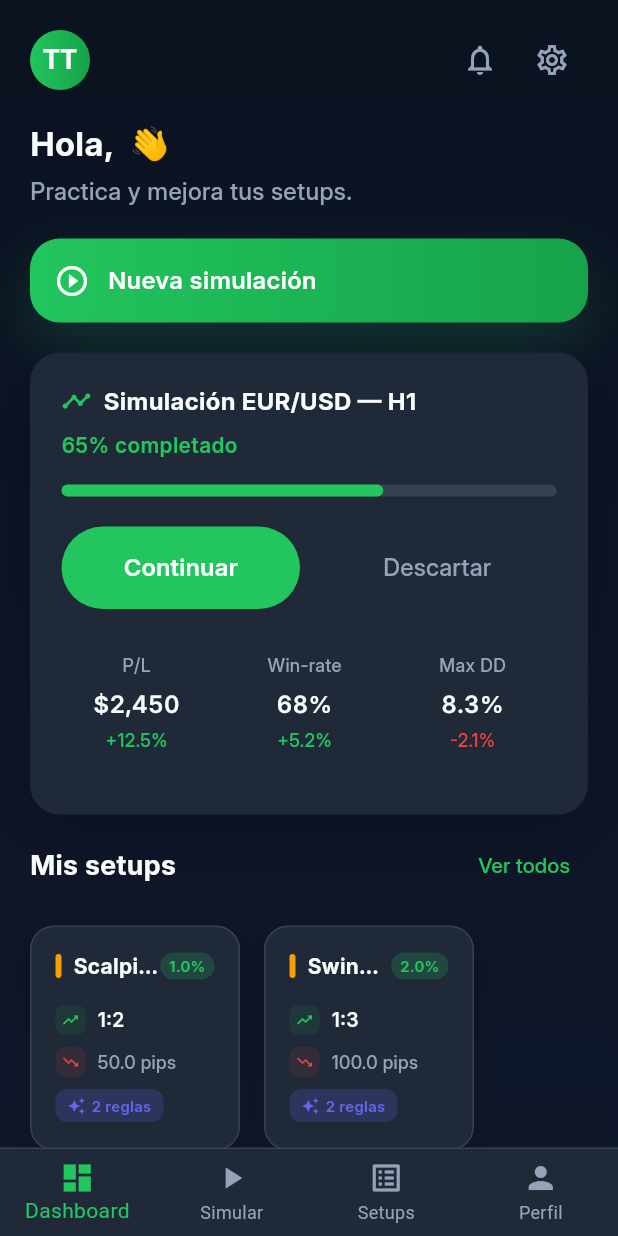
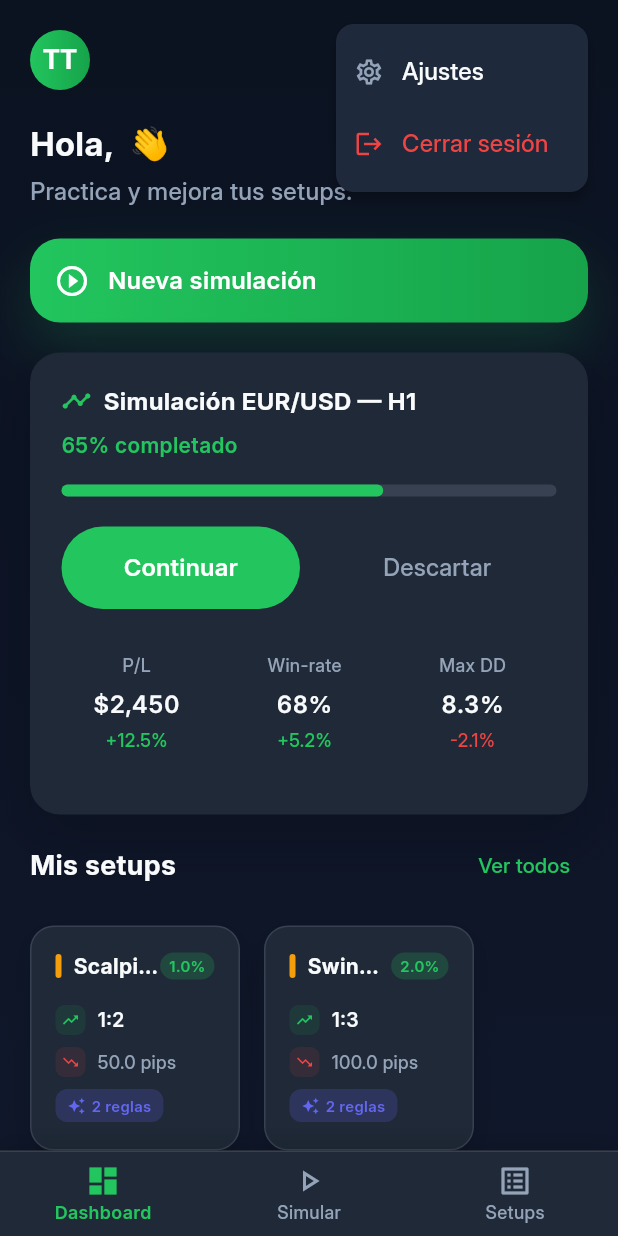
Before and after one commit to BautistaMendibe/timetrader, a Flutter app: the AuthWrapper screen opened directly, after a tap on the "settings" icon, on a phone screen of 412 x 824 dp. Run offline on Flutter 3.47's test engine with Material 3 defaults, Android fonts, the phone set to English and light mode, and no system bars; our stand-ins replace cloud_firestore, csv, firebase_auth, firebase_core, google_sign_in, tuple and 1 more; accounts and stored records are empty.

Commit message:
feat: implement MainNavigation for improved user experience by consolidating navigation logic and enhancing UI with a bottom navigation bar; refactor routing to replace DashboardScreen with MainNavigation and update related navigation methods

```diff
--- a/lib/src/app.dart
+++ b/lib/src/app.dart
@@ -3,9 +3,10 @@ import 'package:firebase_auth/firebase_auth.dart';
 import 'package:provider/provider.dart';
 import 'routes.dart';
 import 'screens/login_screen.dart';
-import 'screens/dashboard_screen.dart';
+import 'screens/main_navigation.dart';
 import 'services/setup_provider.dart';
 import 'services/simulation_provider.dart';
+import 'services/navigation_provider.dart';
 
 class App extends StatelessWidget {
   const App({super.key});
@@ -16,12 +17,13 @@ class App extends StatelessWidget {
       providers: [
         ChangeNotifierProvider(create: (_) => SetupProvider()),
         ChangeNotifierProvider(create: (_) => SimulationProvider()),
+        ChangeNotifierProvider(create: (_) => NavigationProvider()),
       ],
       child: MaterialApp(
         title: 'TimeTrader',
         debugShowCheckedModeBanner: false,
         theme: ThemeData.dark().copyWith(
-          primaryColor: const Color(0xFF21CE99),
+          primaryColor: const Color(0xFF22C55E),
           scaffoldBackgroundColor: const Color(0xFF1E1E1E),
           cardColor: const Color(0xFF2C2C2C),
           appBarTheme: const AppBarTheme(
@@ -34,8 +36,8 @@ class App extends StatelessWidget {
             ),
           ),
           colorScheme: const ColorScheme.dark(
-            primary: Color(0xFF21CE99),
-            secondary: Color(0xFF21CE99),
+            primary: Color(0xFF22C55E),
+            secondary: Color(0xFF22C55E),
             surface: Color(0xFF2C2C2C),
           ),
         ),
@@ -63,16 +65,16 @@ class AuthWrapper extends StatelessWidget {
         if (snapshot.connectionState == ConnectionState.waiting) {
           return const Scaffold(
             body: Center(
-              child: CircularProgressIndicator(color: Color(0xFF21CE99)),
+              child: CircularProgressIndicator(color: Color(0xFF22C55E)),
             ),
           );
         }
 
         if (snapshot.hasData && snapshot.data != null) {
           debugPrint(
-            'AuthWrapper - User is signed in, navigating to dashboard',
+            'AuthWrapper - User is signed in, navigating to main navigation',
           );
-          return const SetupListenerWrapper(child: DashboardScreen());
+          return const SetupListenerWrapper(child: MainNavigation());
         }
 
         debugPrint('AuthWrapper - User is not signed in, showing login screen');
--- a/lib/src/routes.dart
+++ b/lib/src/routes.dart
@@ -1,40 +1,31 @@
 import 'package:flutter/material.dart';
 import 'screens/login_screen.dart';
-import 'screens/dashboard_screen.dart';
-import 'screens/setups_list_screen.dart';
+import 'screens/main_navigation.dart';
 import 'screens/setup_detail_screen.dart';
 import 'screens/setup_form_screen.dart';
-import 'screens/simulation_setup_screen.dart';
 import 'screens/simulation_screen.dart';
-import 'screens/simulation_summary_screen.dart';
 import 'screens/test_chart_screen.dart';
 import 'models/setup.dart';
 
 class AppRoutes {
   static const String login = '/login';
-  static const String dashboard = '/dashboard';
-  static const String setupsList = '/setups-list';
+  static const String main = '/main';
   static const String setupDetail = '/setup-detail';
   static const String setupForm = '/setup-form';
-  static const String simulationSetup = '/simulation-setup';
   static const String simulation = '/simulation';
-  static const String simulationSummary = '/simulation-summary';
   static const String testChart = '/test-chart';
 
   static Map<String, WidgetBuilder> getRoutes() {
     return {
       login: (context) => const LoginScreen(),
-      dashboard: (context) => const DashboardScreen(),
-      setupsList: (context) => const SetupsListScreen(),
+      main: (context) => const MainNavigation(),
       setupDetail: (context) => const SetupDetailScreen(),
       setupForm: (context) {
         final args = ModalRoute.of(context)?.settings.arguments;
         final setupToEdit = args is Setup ? args : null;
         return SetupFormScreen(setupToEdit: setupToEdit);
       },
-      simulationSetup: (context) => const SimulationSetupScreen(),
       simulation: (context) => const SimulationScreen(),
-      simulationSummary: (context) => const SimulationSummaryScreen(),
       testChart: (context) => const TestChartScreen(),
     };
   }
--- a/lib/src/screens/dashboard_screen.dart
+++ b/lib/src/screens/dashboard_screen.dart
@@ -4,6 +4,7 @@ import 'package:provider/provider.dart';
 import '../routes.dart';
 import '../services/simulation_provider.dart';
 import '../services/setup_provider.dart';
+import '../services/navigation_provider.dart';
 import '../models/simulation_result.dart';
 import '../models/setup.dart';
 
@@ -15,8 +16,6 @@ class DashboardScreen extends StatefulWidget {
 }
 
 class _DashboardScreenState extends State<DashboardScreen> {
-  int _currentIndex = 0;
-
   @override
   Widget build(BuildContext context) {
     final user = FirebaseAuth.instance.currentUser;
@@ -57,13 +56,15 @@ class _DashboardScreenState extends State<DashboardScreen> {
                 // Mis simulaciones
                 if (user != null) _buildMySimulations(),
 
-                const SizedBox(height: 120), // Espacio para bottom nav
+                const SizedBox(
+                  height: 20,
+                ), // Reduced space since bottom nav is handled by MainNavigation
               ],
             ),
           ),
         ),
       ),
-      bottomNavigationBar: _buildBottomNav(),
+      // Bottom navigation is now handled by MainNavigation
     );
   }
 
@@ -105,15 +106,69 @@ class _DashboardScreenState extends State<DashboardScreen> {
               size: 24,
             ),
           ),
-          IconButton(
-            onPressed: () {
-              // TODO: Implementar ajustes
-            },
+          PopupMenuButton<String>(
             icon: const Icon(
               Icons.settings_outlined,
               color: Color(0xFF94A3B8),
               size: 24,
             ),
+            color: const Color(0xFF1E293B),
+            shape: RoundedRectangleBorder(
+              borderRadius: BorderRadius.circular(12),
+            ),
+            itemBuilder: (context) => [
+              PopupMenuItem<String>(
+                value: 'settings',
+                child: Row(
+                  children: [
+                    const Icon(
+                      Icons.settings_outlined,
+                      color: Color(0xFF94A3B8),
+                      size: 20,
+                    ),
+                    const SizedBox(width: 12),
+                    const Text(
+                      'Ajustes',
+                      style: TextStyle(
+                        color: Color(0xFFF8FAFC),
+                        fontSize: 16,
+                        fontWeight: FontWeight.w500,
+                        fontFamily: 'Inter',
+                      ),
+                    ),
+                  ],
+                ),
+              ),
+              PopupMenuItem<String>(
+                value: 'logout',
+                child: Row(
+                  children: [
+                    const Icon(
+                      Icons.logout,
+                      color: Color(0xFFEF4444),
+                      size: 20,
+                    ),
+                    const SizedBox(width: 12),
+                    const Text(
+                      'Cerrar sesión',
+                      style: TextStyle(
+                        color: Color(0xFFEF4444),
+                        fontSize: 16,
+                        fontWeight: FontWeight.w500,
+                        fontFamily: 'Inter',
+                      ),
+                    ),
+                  ],
+                ),
+              ),
+            ],
+            onSelected: (value) async {
+              if (value == 'settings') {
+                // TODO: Implementar ajustes
+              } else if (value == 'logout') {
+                await _handleLogout();
+              }
+            },
           ),
         ],
       ),
@@ -400,8 +455,10 @@ class _DashboardScreenState extends State<DashboardScreen> {
                 ),
               ),
               TextButton(
-                onPressed: () =>
-                    Navigator.pushNamed(context, AppRoutes.simulationSummary),
+                onPressed: () {
+                  // Navigate to simulation tab in main navigation
+                  context.read<NavigationProvider>().goToSimulation();
+                },
                 child: const Text(
                   'Ver todas',
                   style: TextStyle(
@@ -593,8 +650,10 @@ class _DashboardScreenState extends State<DashboardScreen> {
                 ),
               ),
               TextButton(
-                onPressed: () =>
-                    Navigator.pushNamed(context, AppRoutes.setupsList),
+                onPressed: () {
+                  // Navigate to setups tab in main navigation
+                  context.read<NavigationProvider>().goToSetups();
+                },
                 child: const Text(
                   'Ver todos',
                   style: TextStyle(
@@ -655,7 +714,7 @@ class _DashboardScreenState extends State<DashboardScreen> {
           border: Border.all(color: const Color(0xFF374151), width: 1),
           boxShadow: [
             BoxShadow(
-              color: Colors.black.withOpacity(0.15),
+              color: Colors.black.withValues(alpha: 0.15),
               offset: const Offset(0, 6),
               blurRadius: 16,
             ),
@@ -699,7 +758,7 @@ class _DashboardScreenState extends State<DashboardScreen> {
                     vertical: 2,
                   ),
                   decoration: BoxDecoration(
-                    color: const Color(0xFF22C55E).withOpacity(0.2),
+                    color: const Color(0xFF22C55E).withValues(alpha: 0.2),
                     borderRadius: BorderRadius.circular(12),
                   ),
                   child: Text(
@@ -722,7 +781,7 @@ class _DashboardScreenState extends State<DashboardScreen> {
                 Container(
                   padding: const EdgeInsets.all(4),
                   decoration: BoxDecoration(
-                    color: const Color(0xFF22C55E).withOpacity(0.1),
+                    color: const Color(0xFF22C55E).withValues(alpha: 0.1),
                     borderRadius: BorderRadius.circular(6),
                   ),
                   child: Icon(
@@ -751,7 +810,7 @@ class _DashboardScreenState extends State<DashboardScreen> {
                 Container(
                   padding: const EdgeInsets.all(4),
                   decoration: BoxDecoration(
-                    color: const Color(0xFFEF4444).withOpacity(0.1),
+                    color: const Color(0xFFEF4444).withValues(alpha: 0.1),
                     borderRadius: BorderRadius.circular(6),
                   ),
                   child: Icon(
@@ -779,7 +838,7 @@ class _DashboardScreenState extends State<DashboardScreen> {
               Container(
                 padding: const EdgeInsets.symmetric(horizontal: 8, vertical: 4),
                 decoration: BoxDecoration(
-                  color: const Color(0xFF6366F1).withOpacity(0.2),
+                  color: const Color(0xFF6366F1).withValues(alpha: 0.2),
                   borderRadius: BorderRadius.circular(8),
                 ),
                 child: Row(
@@ -845,37 +904,7 @@ class _DashboardScreenState extends State<DashboardScreen> {
     );
   }
 
-  Widget _buildBottomNav() {
-    return Container(
-      decoration: BoxDecoration(
-        color: const Color(0xFF1F2937),
-        border: Border(
-          top: BorderSide(color: const Color(0xFF374151), width: 1),
-        ),
-      ),
-      child: BottomNavigationBar(
-        currentIndex: _currentIndex,
-        onTap: (index) => setState(() => _currentIndex = index),
-        type: BottomNavigationBarType.fixed,
-        backgroundColor: Colors.transparent,
-        selectedItemColor: const Color(0xFF22C55E),
-        unselectedItemColor: const Color(0xFF94A3B8),
-        elevation: 0,
-        items: const [
-          BottomNavigationBarItem(
-            icon: Icon(Icons.dashboard),
-            label: 'Dashboard',
-          ),
-          BottomNavigationBarItem(
-            icon: Icon(Icons.play_arrow),
-            label: 'Simular',
-          ),
-          BottomNavigationBarItem(icon: Icon(Icons.list_alt), label: 'Setups'),
-          BottomNavigationBarItem(icon: Icon(Icons.person), label: 'Perfil'),
-        ],
-      ),
-    );
-  }
+  // Bottom navigation is now handled by MainNavigation
 
   Future<bool> _showDeleteConfirmation() async {
     return await showDialog<bool>(
@@ -951,4 +980,22 @@ class _DashboardScreenState extends State<DashboardScreen> {
       ),
     );
   }
+
+  Future<void> _handleLogout() async {
+    try {
+      await FirebaseAuth.instance.signOut();
+      if (mounted) {
+        Navigator.pushReplacementNamed(context, AppRoutes.login);
+      }
+    } catch (e) {
+      if (mounted) {
+        ScaffoldMessenger.of(context).showSnackBar(
+          const SnackBar(
+            content: Text('Error al cerrar sesión'),
+            backgroundColor: Color(0xFFEF4444),
+          ),
+        );
+      }
+    }
+  }
 }
--- a/lib/src/screens/login_screen.dart
+++ b/lib/src/screens/login_screen.dart
@@ -49,7 +49,7 @@ class _LoginScreenState extends State<LoginScreen> {
         }
 
         if (mounted) {
-          Navigator.pushReplacementNamed(context, AppRoutes.dashboard);
+          Navigator.pushReplacementNamed(context, AppRoutes.main);
         }
       } on FirebaseAuthException catch (e) {
         String errorMessage = 'Ocurrió un error';
@@ -125,7 +125,7 @@ class _LoginScreenState extends State<LoginScreen> {
       await _auth.signInWithCredential(credential);
 
       if (mounted) {
-        Navigator.pushReplacementNamed(context, AppRoutes.dashboard);
+        Navigator.pushReplacementNamed(context, AppRoutes.main);
       }
     } on FirebaseAuthException catch (e) {
       String errorMessage = 'Error al iniciar sesión con Google';
--- /dev/null
+++ b/lib/src/screens/main_navigation.dart
@@ -0,0 +1,94 @@
+import 'package:flutter/material.dart';
+import 'package:provider/provider.dart';
+import 'dashboard_screen.dart';
+import 'setups_list_screen.dart';
+import 'simulation_setup_screen.dart';
+import '../services/navigation_provider.dart';
+
+class MainNavigation extends StatefulWidget {
+  const MainNavigation({super.key});
+
+  @override
+  State<MainNavigation> createState() => _MainNavigationState();
+}
+
+class _MainNavigationState extends State<MainNavigation> {
+  final List<Widget> _screens = [
+    const DashboardScreen(),
+    const SimulationSetupScreen(),
+    const SetupsListScreen(),
+  ];
+
+  final List<BottomNavigationBarItem> _bottomNavItems = [
+    const BottomNavigationBarItem(
+      icon: Icon(Icons.dashboard_outlined),
+      activeIcon: Icon(Icons.dashboard),
+      label: 'Dashboard',
+    ),
+    const BottomNavigationBarItem(
+      icon: Icon(Icons.play_arrow_outlined),
+      activeIcon: Icon(Icons.play_arrow),
+      label: 'Simular',
+    ),
+    const BottomNavigationBarItem(
+      icon: Icon(Icons.list_alt_outlined),
+      activeIcon: Icon(Icons.list_alt),
+      label: 'Setups',
+    ),
+  ];
+
+  @override
+  Widget build(BuildContext context) {
+    return Consumer<NavigationProvider>(
+      builder: (context, navigationProvider, child) {
+        return Scaffold(
+          body: IndexedStack(
+            index: navigationProvider.currentIndex,
+            children: _screens,
+          ),
+          bottomNavigationBar: _buildBottomNav(navigationProvider),
+        );
+      },
+    );
+  }
+
+  Widget _buildBottomNav(NavigationProvider navigationProvider) {
+    return Container(
+      decoration: BoxDecoration(
+        color: const Color(0xFF1F2937),
+        border: Border(
+          top: BorderSide(color: const Color(0xFF374151), width: 1),
+        ),
+        boxShadow: [
+          BoxShadow(
+            color: Colors.black.withValues(alpha: 0.15),
+            offset: const Offset(0, -4),
+            blurRadius: 12,
+          ),
+        ],
+      ),
+      child: SafeArea(
+        child: BottomNavigationBar(
+          currentIndex: navigationProvider.currentIndex,
+          onTap: (index) => navigationProvider.setIndex(index),
+          type: BottomNavigationBarType.fixed,
+          backgroundColor: Colors.transparent,
+          selectedItemColor: const Color(0xFF22C55E),
+          unselectedItemColor: const Color(0xFF94A3B8),
+          elevation: 0,
+          selectedLabelStyle: const TextStyle(
+            fontWeight: FontWeight.w600,
+            fontFamily: 'Inter',
+            fontSize: 12,
+          ),
+          unselectedLabelStyle: const TextStyle(
+            fontWeight: FontWeight.w500,
+            fontFamily: 'Inter',
+            fontSize: 12,
+          ),
+          items: _bottomNavItems,
+        ),
+      ),
+    );
+  }
+}
--- a/lib/src/screens/setup_detail_screen.dart
+++ b/lib/src/screens/setup_detail_screen.dart
@@ -1,7 +1,8 @@
 import 'package:flutter/material.dart';
 import 'package:provider/provider.dart';
-import '../routes.dart';
+
 import '../services/setup_provider.dart';
+import '../services/app_navigation.dart';
 import '../models/setup.dart';
 import '../widgets/rule_card.dart';
 import '../widgets/top_snack_bar.dart';
@@ -576,7 +577,7 @@ class SetupDetailScreen extends StatelessWidget {
   }
 
   void _editSetup(BuildContext context, Setup setup) {
-    Navigator.pushNamed(context, AppRoutes.setupForm, arguments: setup);
+    AppNavigation.navigateToSetupForm(context, setupToEdit: setup);
   }
 
   String _formatDate(DateTime date) {
--- a/lib/src/screens/setups_list_screen.dart
+++ b/lib/src/screens/setups_list_screen.dart
@@ -2,9 +2,11 @@ import 'package:flutter/material.dart';
 import 'package:provider/provider.dart';
 import '../routes.dart';
 import '../services/setup_provider.dart';
+
 import '../models/setup.dart';
 import '../models/rule.dart';
 import '../widgets/top_snack_bar.dart';
+import '../services/app_navigation.dart';
 
 class SetupsListScreen extends StatefulWidget {
   const SetupsListScreen({super.key});
@@ -179,7 +181,7 @@ class _SetupsListScreenState extends State<SetupsListScreen> {
           ),
           const Spacer(),
           ElevatedButton.icon(
-            onPressed: () => Navigator.pushNamed(context, AppRoutes.setupForm),
+            onPressed: () => AppNavigation.navigateToSetupForm(context),
             icon: const Icon(Icons.add, size: 18),
             label: const Text('Nuevo'),
             style: ElevatedButton.styleFrom(
@@ -223,7 +225,7 @@ class _SetupCard extends StatelessWidget {
       child: InkWell(
         onTap: () {
           context.read<SetupProvider>().selectSetup(setup);
-          Navigator.pushNamed(context, AppRoutes.setupDetail);
+          AppNavigation.navigateToSetupDetail(context, setup);
         },
         borderRadius: BorderRadius.circular(20),
         child: Padding(
--- a/lib/src/screens/simulation_screen.dart
+++ b/lib/src/screens/simulation_screen.dart
@@ -294,7 +294,7 @@ class _SimulationScreenState extends State<SimulationScreen> {
                         if (mounted) {
                           Navigator.pushReplacementNamed(
                             context,
-                            AppRoutes.dashboard,
+                            AppRoutes.main,
                           );
                         }
                       });
--- a/lib/src/screens/simulation_summary_screen.dart
+++ b/lib/src/screens/simulation_summary_screen.dart
@@ -306,7 +306,7 @@ class SimulationSummaryScreen extends StatelessWidget {
                           simulationProvider.reset();
                           Navigator.pushNamedAndRemoveUntil(
                             context,
-                            AppRoutes.dashboard,
+                            AppRoutes.main,
                             (route) => false,
                           );
                         },
@@ -327,7 +327,7 @@ class SimulationSummaryScreen extends StatelessWidget {
                         onPressed: () {
                           Navigator.pushNamedAndRemoveUntil(
                             context,
-                            AppRoutes.dashboard,
+                            AppRoutes.main,
                             (route) => false,
                           );
                         },
--- /dev/null
+++ b/lib/src/services/navigation_provider.dart
@@ -0,0 +1,27 @@
+import 'package:flutter/material.dart';
+
+class NavigationProvider extends ChangeNotifier {
+  int _currentIndex = 0;
+
+  int get currentIndex => _currentIndex;
+
+  void setIndex(int index) {
+    _currentIndex = index;
+    notifyListeners();
+  }
+
+  void goToDashboard() {
+    _currentIndex = 0;
+    notifyListeners();
+  }
+
+  void goToSimulation() {
+    _currentIndex = 1;
+    notifyListeners();
+  }
+
+  void goToSetups() {
+    _currentIndex = 2;
+    notifyListeners();
+  }
+}
```
Also changed, not shown: lib/src/services/app_navigation.dart (added, +28 -0 lines).
